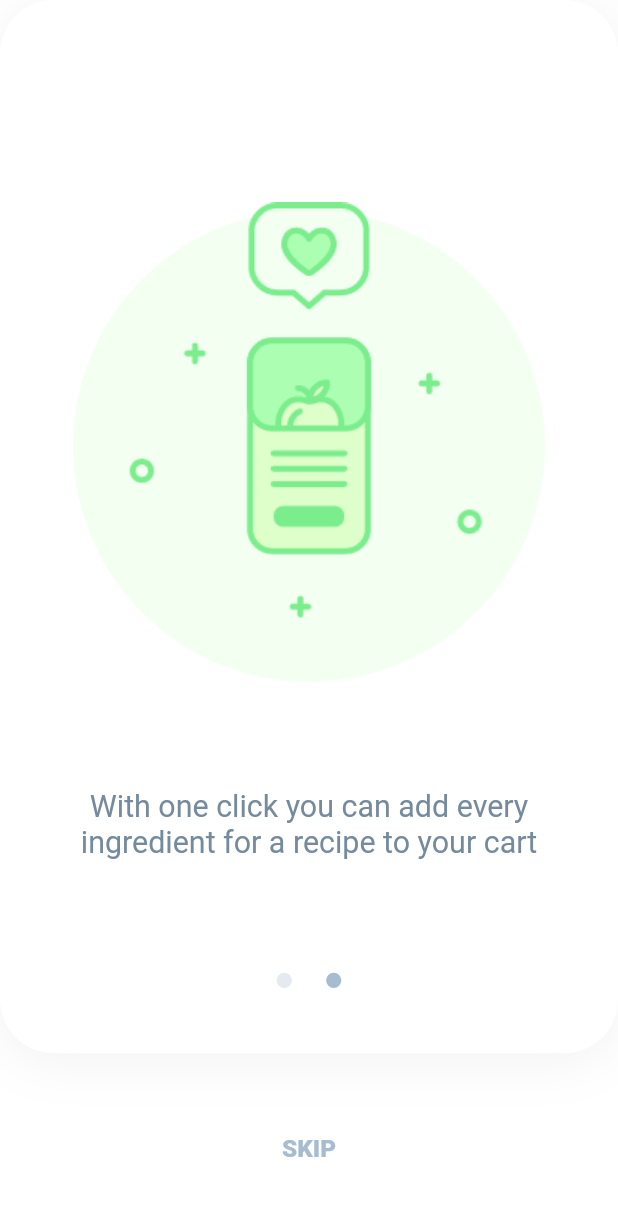
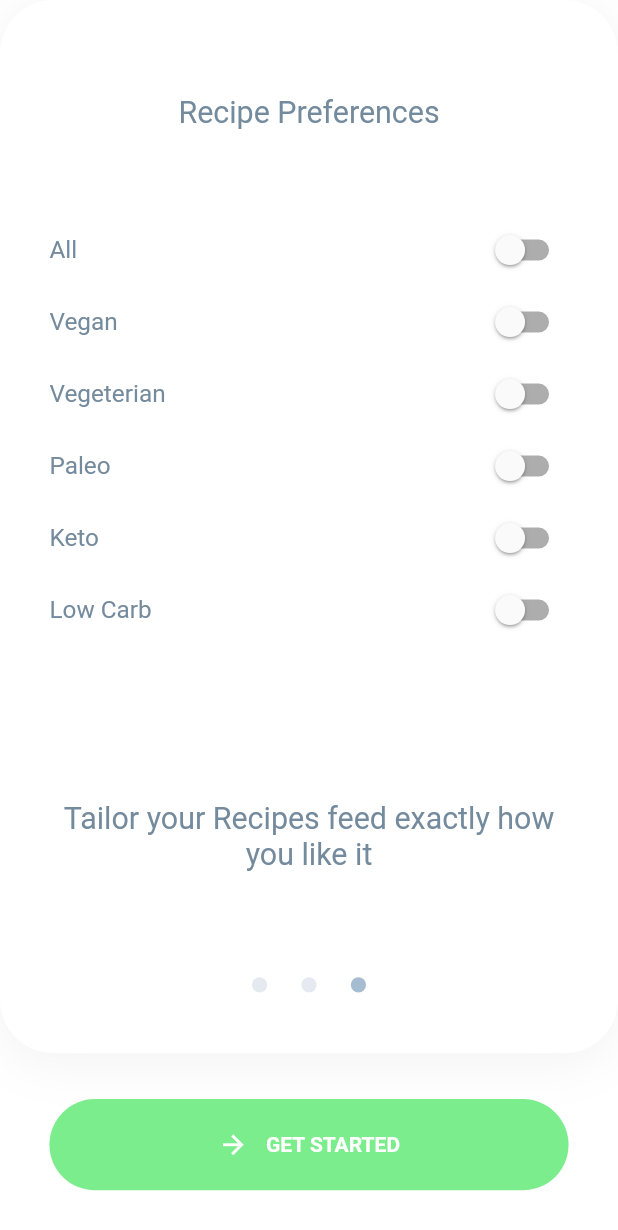
Before and after one commit to applevinc/fresh_food, a Flutter app: the OnboardingScreen screen opened directly, after a tap on "SKIP", on a phone screen of 412 x 824 dp. Shown: the top 1230 px of the screen. Run offline on Flutter 3.47's test engine with Material 2 defaults, Android fonts, the light colour scheme and no system bars; our stand-ins replace flutter_screenutil.

Commit message:
created recipe preferences onboarding screen

```diff
--- a/lib/view/screens/auth/auth.dart
+++ b/lib/view/screens/auth/auth.dart
@@ -3,6 +3,7 @@ import 'package:flutter_screenutil/flutter_screenutil.dart';
 import 'package:fresh_food_ui/view/screens/onboarding/onboarding.dart';
 import 'package:fresh_food_ui/view/style/colors.dart';
 import 'package:fresh_food_ui/view/style/constants.dart';
+import 'package:fresh_food_ui/view/widgets/button.dart';
 
 class AuthScreen extends StatelessWidget {
   const AuthScreen({
@@ -120,47 +121,3 @@ class CustomTextFormField extends StatelessWidget {
     );
   }
 }
-
-class CustomButtom extends StatelessWidget {
-  const CustomButtom({
-    Key key,
-    @required this.label,
-    @required this.onTap,
-  }) : super(key: key);
-
-  final String label;
-  final Function onTap;
-
-  @override
-  Widget build(BuildContext context) {
-    return InkWell(
-      onTap: onTap,
-      child: Container(
-        alignment: Alignment.center,
-        padding: EdgeInsets.symmetric(vertical: 20.h),
-        decoration: BoxDecoration(
-          color: AppColors.green,
-          borderRadius: BorderRadius.circular(36),
-        ),
-        child: Row(
-          mainAxisAlignment: MainAxisAlignment.center,
-          children: [
-            Icon(
-              Icons.arrow_forward,
-              size: 20.sp,
-              color: Colors.white,
-            ),
-            SizedBox(width: 10.7.w),
-            Text(
-              label,
-              style: TextStyle(
-                color: Colors.white,
-                fontWeight: FontWeight.w700,
-              ),
-            ),
-          ],
-        ),
-      ),
-    );
-  }
-}
--- a/lib/view/screens/onboarding/onboarding.dart
+++ b/lib/view/screens/onboarding/onboarding.dart
@@ -3,6 +3,7 @@ import 'package:flutter_screenutil/flutter_screenutil.dart';
 import 'package:fresh_food_ui/view/images.dart';
 import 'package:fresh_food_ui/view/style/colors.dart';
 import 'package:fresh_food_ui/view/style/constants.dart';
+import 'package:fresh_food_ui/view/widgets/button.dart';
 import 'package:provider/provider.dart';
 
 class OnboardingScreen extends StatelessWidget {
@@ -10,10 +11,14 @@ class OnboardingScreen extends StatelessWidget {
 
   @override
   Widget build(BuildContext context) {
-    return ChangeNotifierProvider(
-      create: (_) => PageNotifier(),
+    return MultiProvider(
+      providers: [
+        ChangeNotifierProvider(create: (_) => PageNotifier()),
+        ChangeNotifierProvider(create: (_) => RecipeNotifier()),
+      ],
       builder: (context, child) {
         var pageNotifier = context.watch<PageNotifier>();
+        var lastOnboardingItemIndex = _onboardingList.length - 1;
 
         return Scaffold(
           body: Column(
@@ -24,14 +29,56 @@ class OnboardingScreen extends StatelessWidget {
                 child: Column(
                   crossAxisAlignment: CrossAxisAlignment.center,
                   children: [
-                    SizedBox(height: 133.h),
                     _OnboardingPageView(),
-                    SizedBox(height: 63.h),
                     _PageIndicator(),
                     SizedBox(height: 40.h),
                   ],
                 ),
               ),
+              (pageNotifier.pageNo != lastOnboardingItemIndex)
+                  ? _Skip(pageNotifier: pageNotifier)
+                  : _GetStarted(),
+            ],
+          ),
+        );
+      },
+    );
+  }
+}
+
+class _GetStarted extends StatelessWidget {
+  const _GetStarted({Key key}) : super(key: key);
+
+  @override
+  Widget build(BuildContext context) {
+    return Padding(
+      padding: EdgeInsets.symmetric(horizontal: 30.w),
+      child: Column(
+        children: [
+          SizedBox(height: 30.h),
+          CustomButtom(
+            label: "GET STARTED",
+            onTap: () {},
+          ),
+          SizedBox(height: 30.h),
+        ],
+      ),
+    );
+  }
+}
+
+class _Skip extends StatelessWidget {
+  const _Skip({
+    Key key,
+    @required this.pageNotifier,
+  }) : super(key: key);
+
+  final PageNotifier pageNotifier;
+
+  @override
+  Widget build(BuildContext context) {
+    return Column(
+      children: [
         SizedBox(height: 53.h),
         InkWell(
           onTap: () {
@@ -48,9 +95,6 @@ class OnboardingScreen extends StatelessWidget {
         ),
         SizedBox(height: 45.h),
       ],
-          ),
-        );
-      },
     );
   }
 }
@@ -59,17 +103,41 @@ class _OnboardingPageView extends StatelessWidget {
   @override
   Widget build(BuildContext context) {
     var pageNotifier = context.watch<PageNotifier>();
+    var lastOnboardingItemIndex = _onboardingList.length - 1;
 
     return SizedBox(
-      height: 443.h,
+      height: 642.h,
       child: PageView.builder(
         controller: pageNotifier.pageController,
         itemCount: _onboardingList.length,
         itemBuilder: (context, index) {
           var onboardingItem = _onboardingList[index];
 
+          return (pageNotifier.pageNo == lastOnboardingItemIndex)
+              ? _SelectRecipePrefWidget()
+              : _OnboardingPageviewItem(onboardingItem: onboardingItem);
+        },
+        onPageChanged: (value) {
+          pageNotifier.nextPage(value);
+        },
+      ),
+    );
+  }
+}
+
+class _OnboardingPageviewItem extends StatelessWidget {
+  const _OnboardingPageviewItem({
+    Key key,
+    @required this.onboardingItem,
+  }) : super(key: key);
+
+  final _OnboardingModel onboardingItem;
+
+  @override
+  Widget build(BuildContext context) {
     return Column(
       children: [
+        SizedBox(height: 133.h),
         Image.asset(
           onboardingItem.img,
           height: 315.h,
@@ -83,15 +151,116 @@ class _OnboardingPageView extends StatelessWidget {
             style: Theme.of(context).textTheme.headline6,
             textAlign: TextAlign.center,
           ),
-              )
+        ),
+        SizedBox(height: 63.h),
+      ],
+    );
+  }
+}
+
+class PageNotifier extends ChangeNotifier {
+  int pageNo = 0;
+  PageController pageController = PageController(initialPage: 0);
+
+  void nextPage(int index) {
+    pageNo = index;
+    notifyListeners();
+  }
+
+  void skip() {
+    pageController.jumpToPage(
+      _onboardingList.length - 1,
+    );
+    notifyListeners();
+  }
+}
+
+class _SelectRecipePrefWidget extends StatelessWidget {
+  const _SelectRecipePrefWidget({Key key}) : super(key: key);
+
+  @override
+  Widget build(BuildContext context) {
+    var recipeNotifier = context.watch<RecipeNotifier>();
+
+    return Column(
+      children: [
+        SizedBox(height: 62.h),
+        Text(
+          'Recipe Preferences',
+          style: Theme.of(context).textTheme.headline6,
+        ),
+        SizedBox(height: 55.h),
+        SizedBox(
+          height: 306.h,
+          child: ListView.builder(
+            physics: NeverScrollableScrollPhysics(),
+            padding: EdgeInsets.symmetric(horizontal: 30.w),
+            itemCount: recipeNotifier.recipies.length,
+            itemBuilder: (context, index) {
+              return Row(
+                mainAxisAlignment: MainAxisAlignment.spaceBetween,
+                children: [
+                  Text(
+                    recipeNotifier.recipies[index].title,
+                    style: Theme.of(context).textTheme.bodyText1,
+                  ),
+                  Switch(
+                    value: recipeNotifier.recipies[index].isSelected,
+                    onChanged: (bool value) {
+                      recipeNotifier.toggle(index, value);
+                    },
+                  ),
                 ],
               );
             },
-        onPageChanged: (value) {
-          pageNotifier.nextPage(value);
-        },
           ),
+        ),
+        SizedBox(height: 79.h),
+        Padding(
+          padding: EdgeInsets.symmetric(horizontal: 30.w),
+          child: Text(
+            "Tailor your Recipes feed exactly how you like it",
+            style: Theme.of(context).textTheme.headline6,
+            textAlign: TextAlign.center,
+          ),
+        ),
+        SizedBox(height: 63.h),
+      ],
     );
+  }
+}
+
+class _RecipePref {
+  final String title;
+  bool isSelected;
+
+  _RecipePref({this.title, this.isSelected});
+}
+
+class RecipeNotifier extends ChangeNotifier {
+  var recipies = [
+    _RecipePref(title: "All", isSelected: false),
+    _RecipePref(title: "Vegan", isSelected: false),
+    _RecipePref(title: "Vegeterian", isSelected: false),
+    _RecipePref(title: "Paleo", isSelected: false),
+    _RecipePref(title: "Keto", isSelected: false),
+    _RecipePref(title: "Low Carb", isSelected: false),
+  ];
+
+  void toggle(int index, bool value) {
+    var recipeItem = recipies[index];
+    if (index == 0) {
+      selectAll();
+      notifyListeners();
+    }
+    recipeItem.isSelected = value;
+    notifyListeners();
+  }
+
+  void selectAll() {
+    for (int i = 0; i < recipies.length; i++) {
+      recipies[i].isSelected = true;
+    }
   }
 }
 
@@ -125,28 +294,16 @@ class _PageIndicator extends StatelessWidget {
   }
 }
 
-class PageNotifier extends ChangeNotifier {
-  int pageNo = 0;
-  PageController pageController = PageController(initialPage: 0);
-
-  void nextPage(int index) {
-    pageNo = index;
-    notifyListeners();
-  }
-
-  void skip() {
-    pageController.jumpToPage(
-      _onboardingList.length - 1,
-    );
-    notifyListeners();
-  }
-}
-
 class _OnboardingModel {
   final String img;
   final String description;
+  final Widget widget;
 
-  _OnboardingModel({this.img, this.description});
+  _OnboardingModel({
+    this.img,
+    this.description,
+    this.widget,
+  });
 }
 
 final _onboardingList = [
@@ -158,4 +315,5 @@ final _onboardingList = [
     img: AppImages.onboarding_2,
     description: "With one click you can add every ingredient for a recipe to your cart",
   ),
+  _SelectRecipePrefWidget(),
 ];
--- /dev/null
+++ b/lib/view/widgets/button.dart
@@ -0,0 +1,47 @@
+import 'package:flutter/material.dart';
+import 'package:fresh_food_ui/view/style/colors.dart';
+import 'package:flutter_screenutil/flutter_screenutil.dart';
+
+class CustomButtom extends StatelessWidget {
+  const CustomButtom({
+    Key key,
+    @required this.label,
+    @required this.onTap,
+  }) : super(key: key);
+
+  final String label;
+  final Function onTap;
+
+  @override
+  Widget build(BuildContext context) {
+    return InkWell(
+      onTap: onTap,
+      child: Container(
+        alignment: Alignment.center,
+        padding: EdgeInsets.symmetric(vertical: 20.h),
+        decoration: BoxDecoration(
+          color: AppColors.green,
+          borderRadius: BorderRadius.circular(36),
+        ),
+        child: Row(
+          mainAxisAlignment: MainAxisAlignment.center,
+          children: [
+            Icon(
+              Icons.arrow_forward,
+              size: 20.sp,
+              color: Colors.white,
+            ),
+            SizedBox(width: 10.7.w),
+            Text(
+              label,
+              style: TextStyle(
+                color: Colors.white,
+                fontWeight: FontWeight.w700,
+              ),
+            ),
+          ],
+        ),
+      ),
+    );
+  }
+}
```
Lines whose indentation alone changed are shown as unchanged.
